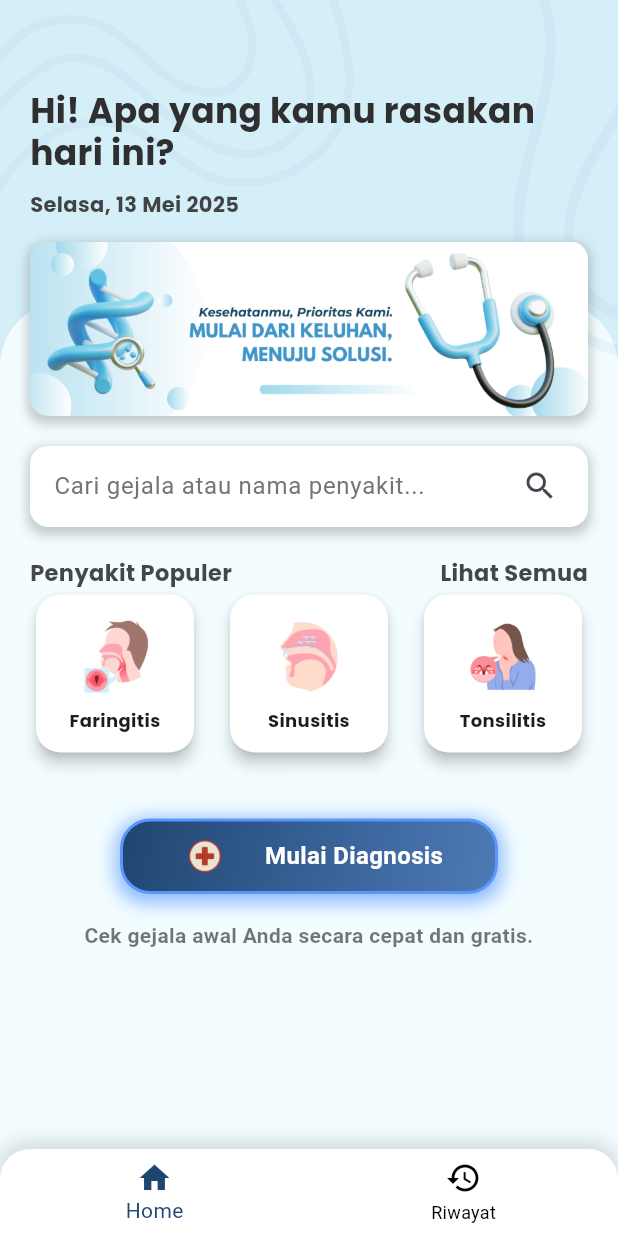
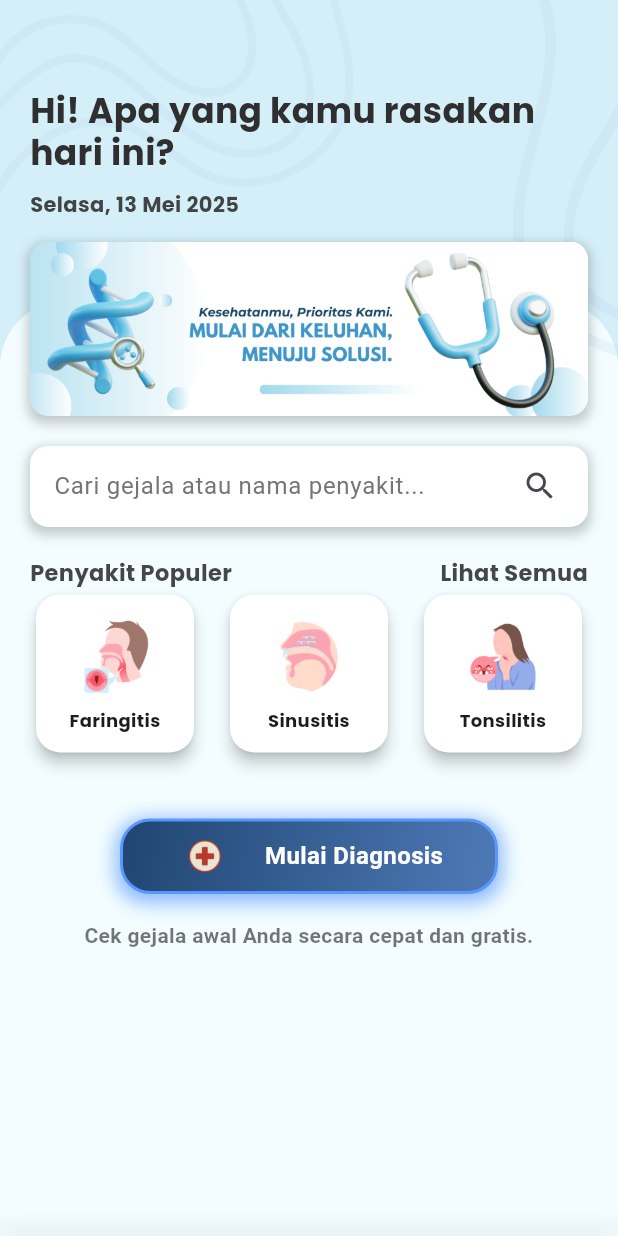
Before and after one commit to wahyudialfurqon/tanyadoc, a Flutter app: the MainNavigation screen opened directly, on a phone screen of 412 x 824 dp. Run offline on Flutter 3.47's test engine with Material 3 defaults, Android fonts, the phone set to English and light mode, and no system bars; our stand-ins replace font_awesome_flutter, shared_preferences; accounts and stored records are empty.

Commit message:
Last Imrprove

```diff
--- a/lib/main.dart
+++ b/lib/main.dart
@@ -5,7 +5,6 @@ import 'package:intl/date_symbol_data_local.dart';
 import 'package:pedulitht/screens/diagnosisScreen.dart';
 import 'package:pedulitht/screens/detailPenyakitScreen.dart';
 import 'package:pedulitht/screens/homeScreen.dart';
-import 'package:pedulitht/screens/riwayatScreen.dart';
 
 Future<void> main() async {
   await initializeDateFormatting('id_ID', null);
@@ -23,12 +22,12 @@ class MainApp extends StatelessWidget {
       ),
       routes: {
         '/diagnosis':
-            (context) => DiagnosisScreen() // Menambahkan rute DiagnosisScreen
+            (context) => DiagnosisScreen()
       },
       debugShowCheckedModeBanner: false,
-      home: _SplashScreen(),
+      // home: _SplashScreen(),
       // home: const RiwayatScreen(),
-      // home: const HomeScreen(),
+      home: const DiagnosisScreen(),
     );
   }
 }
@@ -45,7 +44,6 @@ class _MainNavigationState extends State<MainNavigation> {
 
   final List<Widget> _pages = const [
     HomeScreen(),
-    RiwayatScreen(),
   ];
 
   @override
@@ -74,24 +72,7 @@ class _MainNavigationState extends State<MainNavigation> {
             topLeft: Radius.circular(20),
             topRight: Radius.circular(20),
           ),
-          child: BottomNavigationBar(
-            backgroundColor: Colors.transparent,
-            elevation: 0,
-            selectedItemColor: Color(0xFF1f4571),
-            unselectedItemColor: Color.fromARGB(255, 0, 0, 0),
-            currentIndex: _currentIndex,
-            onTap: (index) => setState(() => _currentIndex = index),
-            items: [
-              const BottomNavigationBarItem(
-                icon: Icon(Icons.home),
-                label: 'Home',
-              ),
-              const BottomNavigationBarItem(
-                icon: Icon(Icons.history),
-                label: 'Riwayat',
-              ),
-            ],
-          ),
+
         ),
       ),
     );
--- a/lib/screens/data/data.dart
+++ b/lib/screens/data/data.dart
@@ -1,7 +1,7 @@
 import 'package:pedulitht/screens/models/gejala.dart';
 import 'package:pedulitht/screens/models/penyakit.dart';
 
-/// Daftar semua gejala (0‑based)
+/// Daftar semua gejala
 final List<Gejala> semuaGejala = [
   Gejala(id: 0, nama: 'Demam'),
   Gejala(id: 1, nama: 'Sakit kepala'),
@@ -43,7 +43,7 @@ final List<Gejala> semuaGejala = [
   Gejala(id: 37, nama: 'Tubuh tak seimbang'),
 ];
 
-/// Daftar semua penyakit beserta aturan gejala (zero‑based indices)
+/// Daftar semua penyakit beserta aturan gejala
 final List<Penyakit> semuaPenyakit = [
   Penyakit(id: 0, nama: 'CONTRACT ULCERS',         gejalaIds: [2, 15]),
   Penyakit(id: 1, nama: 'ABAES PARAFARINGEAL',     gejalaIds: [2, 18]),
--- a/lib/screens/detailPenyakitScreen.dart
+++ b/lib/screens/detailPenyakitScreen.dart
@@ -10,7 +10,6 @@ class DetailPenyakit extends StatelessWidget {
 
   @override
   Widget build(BuildContext context) {
-    // Ambil nama-nama gejala berdasarkan id
     List<Gejala> gejalaPenyakit = semuaGejala
         .where((gejala) => penyakit.gejalaIds.contains(gejala.id))
         .toList();
@@ -25,7 +24,6 @@ class DetailPenyakit extends StatelessWidget {
         child: Column(
           crossAxisAlignment: CrossAxisAlignment.start,
           children: [
-            // Title Nama Penyakit
             Text(
               penyakit.nama,
               style: const TextStyle(
--- a/lib/screens/homeScreen.dart
+++ b/lib/screens/homeScreen.dart
@@ -36,7 +36,6 @@ class _HomeScreenState extends State<HomeScreen> {
               ),
             ),
           ),
-          // Pattern hiasan
           Positioned(
             left: 0,
             top: 0,
@@ -48,7 +47,6 @@ class _HomeScreenState extends State<HomeScreen> {
             child: Image.asset('images/patternL.png', width: 520),
           ),
 
-          // Konten
           Padding(
             padding: const EdgeInsets.only(top: 60),
             child: Column(
@@ -126,7 +124,7 @@ class _HomeScreenState extends State<HomeScreen> {
                       ],
                     ),
                     child: TextField(
-                      readOnly: true, // Biar tap tidak memunculkan keyboard
+                      readOnly: true,
                       onTap: () {
                         Navigator.push(
                           context,
@@ -194,7 +192,6 @@ class _HomeScreenState extends State<HomeScreen> {
                 Expanded(
                   child: ListView(
                     children: [
-                      // Grid pertama
                       Padding(
                         padding: const EdgeInsets.symmetric(horizontal: 20),
                         child: GridView.count(
@@ -263,8 +260,6 @@ class _HomeScreenState extends State<HomeScreen> {
                         ),
                       ),
                       const SizedBox(height: 40),
-
-                      // Grid kedua responsif
                       Padding(
                         padding: const EdgeInsets.symmetric(horizontal: 80),
                         child: GridView.count(
@@ -275,18 +270,15 @@ class _HomeScreenState extends State<HomeScreen> {
                           children: [
                             GestureDetector(
                               onTap: () {
-                                // Menavigasi ke DiagnosisScreen ketika card diklik
                                 Navigator.pushNamed(context, '/diagnosis');
                               },
                               child: MouseRegion(
                                 onEnter: (_) {
-                                  // Tambahkan efek hover, misalnya mengubah warna atau bayangan
                                   setState(() {
                                     _isHovered = true;
                                   });
                                 },
                                 onExit: (_) {
-                                  // Kembalikan efek hover saat pointer keluar
                                   setState(() {
                                     _isHovered = false;
                                   });
@@ -294,7 +286,7 @@ class _HomeScreenState extends State<HomeScreen> {
                                 child: AnimatedContainer(
                                   duration: Duration(
                                     milliseconds: 300,
-                                  ), // Animasi transisi saat hover
+                                  ),
                                   padding: EdgeInsets.all(10),
                                   decoration: BoxDecoration(
                                     gradient: LinearGradient(
@@ -303,11 +295,11 @@ class _HomeScreenState extends State<HomeScreen> {
                                               ? [
                                                 Color(0xFF1f4571),
                                                 Color(0xFF4e7ab7),
-                                              ] // Warna saat hover
+                                              ]
                                               : [
                                                 Color(0xFF1f4571),
                                                 Color(0xFF4e7ab7),
-                                              ], // Warna default
+                                              ],
                                       begin: Alignment.topLeft,
                                       end: Alignment.bottomRight,
                                     ),
@@ -321,11 +313,11 @@ class _HomeScreenState extends State<HomeScreen> {
                                                 91,
                                                 150,
                                                 253,
-                                              ), // Warna border saat hover
+                                              ),
                                       width:
                                           _isHovered
                                               ? 2
-                                              : 2, // Ketebalan border saat hover
+                                              : 2,
                                     ),
                                     boxShadow: [
                                       BoxShadow(
@@ -333,7 +325,7 @@ class _HomeScreenState extends State<HomeScreen> {
                                             _isHovered
                                                 ? Colors.blueAccent.withOpacity(
                                                   0.8,
-                                                ) // Efek glow saat hover
+                                                )
                                                 : Colors.blueAccent.withOpacity(
                                                   0.6,
                                                 ),
@@ -341,7 +333,7 @@ class _HomeScreenState extends State<HomeScreen> {
                                         blurRadius:
                                             _isHovered
                                                 ? 15
-                                                : 10, // Blur lebih besar saat hover
+                                                : 10,
                                         offset: Offset(0, 3),
                                       ),
                                     ],
@@ -350,7 +342,7 @@ class _HomeScreenState extends State<HomeScreen> {
                                     mainAxisAlignment: MainAxisAlignment.center,
                                     children: [
                                       Image.asset(
-                                        'images/periksa.png', // Image inside the button
+                                        'images/periksa.png',
                                         height: 40,
                                         width: 40,
                                       ),
--- a/lib/screens/models/gejala.dart
+++ b/lib/screens/models/gejala.dart
@@ -9,7 +9,6 @@ class Gejala {
     this.dipilih = false,
   });
 
-  /// Untuk mempermudah debug / print
   @override
   String toString() => 'Gejala(id: $id, nama: $nama, dipilih: $dipilih)';
 }
--- a/lib/screens/models/penyakit.dart
+++ b/lib/screens/models/penyakit.dart
@@ -9,7 +9,6 @@ class Penyakit {
     required this.gejalaIds,
   });
 
-  /// Untuk mempermudah debug / print
   @override
   String toString() =>
       'Penyakit(id: $id, nama: $nama, gejalaIds: $gejalaIds)';
--- a/lib/screens/widgets/card.dart
+++ b/lib/screens/widgets/card.dart
@@ -3,19 +3,19 @@ import 'package:flutter/material.dart';
 class CardPenyakit extends StatelessWidget {
   final String imageName;
   final String title;
-  final VoidCallback? onTap; // ✅ tambahkan onTap opsional
+  final VoidCallback? onTap;
 
   const CardPenyakit({
     super.key,
     required this.imageName,
     required this.title,
-    this.onTap, // ✅ inisialisasi
+    this.onTap,
   });
 
   @override
   Widget build(BuildContext context) {
     return GestureDetector(
-      onTap: onTap, // ✅ bungkus seluruh Card agar bisa ditekan
+      onTap: onTap,
       child: Card(
         color: Colors.white,
         elevation: 4,
```
Also changed, not shown: lib/screens/allPenyakitScreen.dart (+3 -7 lines), lib/screens/diagnosisScreen.dart (+29 -54 lines), lib/screens/riwayatScreen.dart (deleted, +0 -115 lines), lib/screens/searchScreen.dart (+2 -5 lines).
